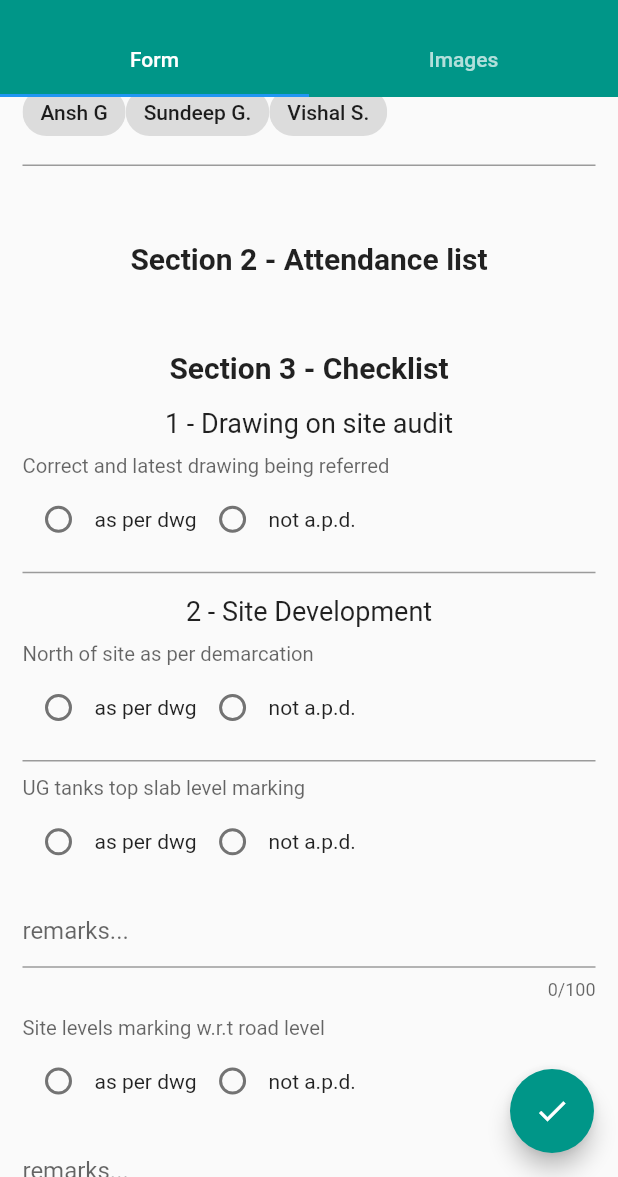
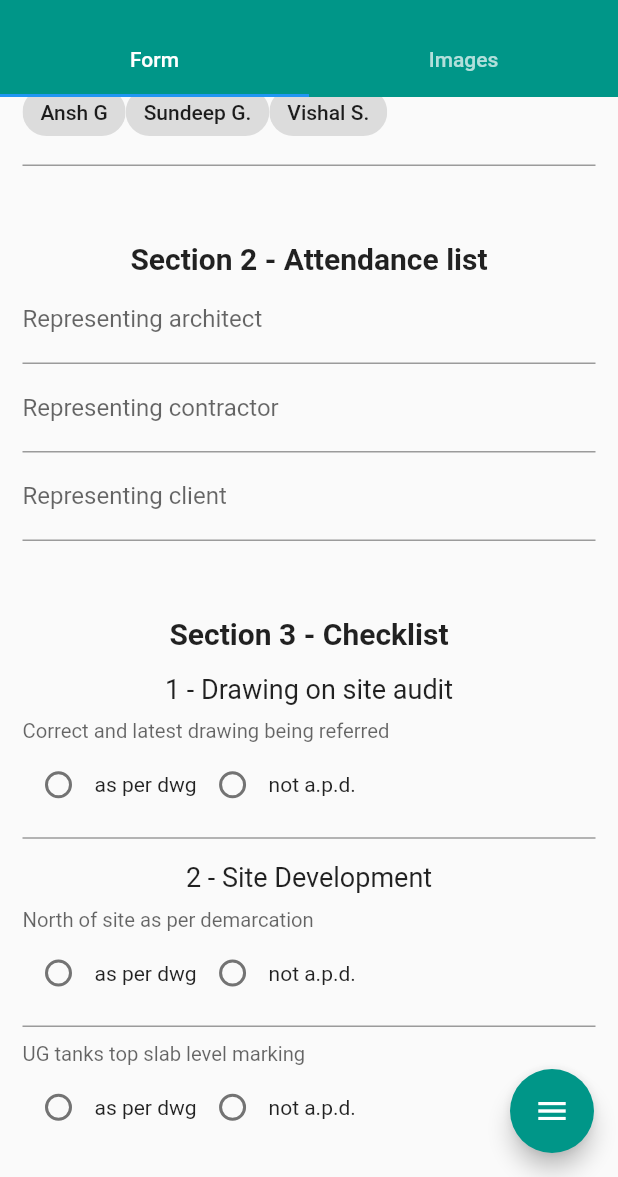
Before and after one commit to anshgwash/site_report_app, a Flutter app: the screen it shows after launch, scrolled down 576 dp, on a phone screen of 412 x 824 dp, the part 59-1236 px from its top. Run offline on Flutter 3.47's test engine with Material 2 defaults, Android fonts, the phone set to English and light mode, and no system bars; drawn by our look-alikes of flutter_form_builder, flutter_speed_dial; our stand-ins replace pdf, printing; missing offline and left inert: flutter_full_pdf_viewer, flutter_share.

Commit message:
some more work needed

```diff
--- a/lib/FormText.dart
+++ b/lib/FormText.dart
@@ -12,6 +12,7 @@ import 'package:sitereportapp/FormImages.dart';
 import 'package:sitereportapp/PdfMaker.dart';
 
 import 'PdfViewerPage.dart';
+import 'package:flutter_speed_dial/flutter_speed_dial.dart';
 
 final GlobalKey<FormBuilderState> formKey = GlobalKey<FormBuilderState>();
 
@@ -187,6 +188,53 @@ class _FormTextState extends State<FormText> with AutomaticKeepAliveClientMixin
                 ),
                 SizedBox(height: 50),
                 Header(text: 'Section 2 - Attendance list'),
+                FormBuilderTextField(
+                  attribute: 'archRep',
+                  decoration: const InputDecoration(
+                      labelText: 'Representing architect'),
+                  maxLines: 1,
+                  /*
+                  validators: [
+                    FormBuilderValidators.required(
+                        errorText: 'This field is required'),
+                    FormBuilderValidators.maxLength(40,
+                        errorText:
+                            'This field can\'t be more than 40 characters'),
+                  ],
+                   */
+                ),
+                FormBuilderTextField(
+                  attribute: 'contractorRep',
+                  decoration:
+                  const InputDecoration(labelText: 'Representing contractor'),
+                  maxLines: 1,
+                  /*
+                  validators: [
+                    FormBuilderValidators.required(
+                        errorText: 'This field is required'),
+                    FormBuilderValidators.maxLength(40,
+                        errorText:
+                            'This field can\'t be more than 40 characters'),
+                  ],
+
+                   */
+                ),
+                FormBuilderTextField(
+                  attribute: 'clientRep',
+                  decoration:
+                  const InputDecoration(labelText: 'Representing client'),
+                  maxLines: 1,
+                  /*
+                  validators: [
+                    FormBuilderValidators.required(
+                        errorText: 'This field is required'),
+                    FormBuilderValidators.maxLength(40,
+                        errorText:
+                            'This field can\'t be more than 40 characters'),
+                  ],
+
+                   */
+                ),
                 SizedBox(height: 50),
                 Header(text: 'Section 3 - Checklist'),
                 SizedBox(height: 15),
@@ -477,6 +525,7 @@ class _FormTextState extends State<FormText> with AutomaticKeepAliveClientMixin
           ),
         ],
       ),
+      /*
       floatingActionButton: FloatingActionButton(
         child: Icon(Icons.check),
         backgroundColor: Colors.teal,
@@ -493,7 +542,40 @@ class _FormTextState extends State<FormText> with AutomaticKeepAliveClientMixin
           }
         },
       ),
-      // TODO add FOB for reset
+       */
+      floatingActionButton: SpeedDial(
+        closeManually: true,
+        backgroundColor: Colors.teal,
+
+        child: Icon(Icons.menu),
+        children: [
+          SpeedDialChild(
+            label: 'Submit',
+            backgroundColor: Colors.green,
+            child: Icon(Icons.check),
+            onTap: () async {
+              if (formKey.currentState.saveAndValidate() && formKey2.currentState.saveAndValidate()) {
+                var value = formKey.currentState.value;
+                var valueImage = formKey2.currentState.value;
+                PdfMaker(context, value, valueImage);
+              } else {
+                print('Invalid');
+              }
+            }
+          ),
+          SpeedDialChild(
+            backgroundColor: Colors.redAccent,
+            label: 'Reset all',
+            child: Icon(Icons.refresh),
+
+            onTap: () {
+              formKey.currentState.reset();
+              formKey2.currentState.reset();
+            }
+          ),
+        ],
+      ),
+
     );
   }
 }
--- a/lib/PdfViewerPage.dart
+++ b/lib/PdfViewerPage.dart
@@ -6,6 +6,7 @@ import 'package:path_provider/path_provider.dart';
 import 'package:printing/printing.dart';
 import 'package:sitereportapp/FormText.dart';
 import 'package:flutter_share/flutter_share.dart';
+import 'package:flutter/services.dart';
 
 class PdfViewerPage extends StatelessWidget {
   final String path;
--- a/pubspec.yaml
+++ b/pubspec.yaml
@@ -31,6 +31,7 @@ dependencies:
   printing: ^3.5.0
   image: ^2.1.12
   flutter_share: ^1.0.2+1
+  flutter_speed_dial: ^1.2.5
 
   # The following adds the Cupertino Icons font to your application.
   # Use with the CupertinoIcons class for iOS style icons.
```
Also changed, not shown: lib/PdfMaker.dart (+27 -53 lines), pubspec.lock, 2 other files.
